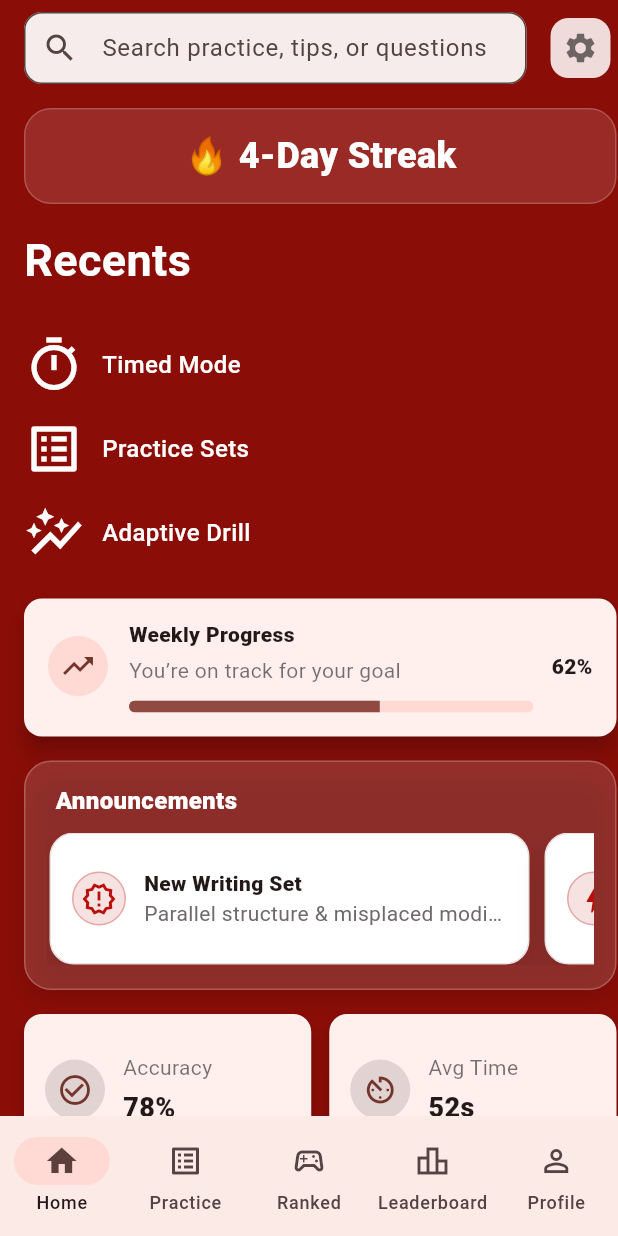
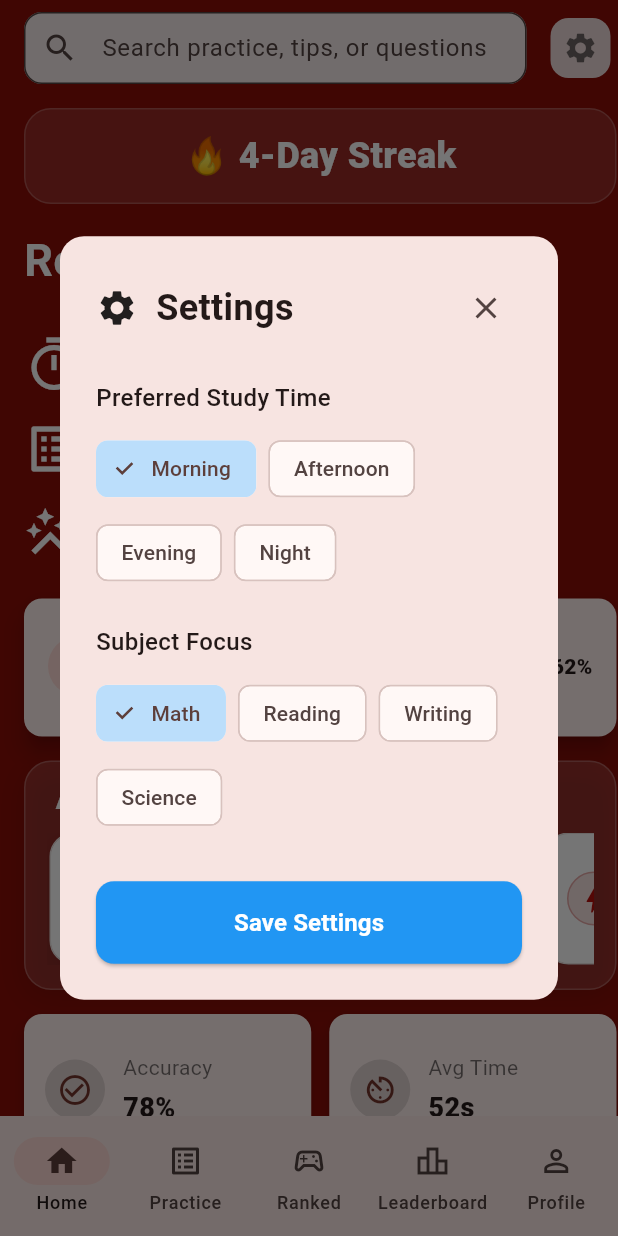
Before and after one commit to JohnJamison/Saphire_SAT_Practice, a Flutter app: the screen it shows once a user with an empty profile is signed in, after a tap on the "settings" icon, on a phone screen of 412 x 824 dp. Run offline on Flutter 3.47's test engine with Material 3 defaults, Android fonts, the phone set to English and light mode, and no system bars; our stand-ins replace cloud_firestore, firebase_auth, firebase_core, google_sign_in; accounts and stored records are empty.

Commit message:
settings feature

```diff
--- a/lib/screens/dashboard_home_page.dart
+++ b/lib/screens/dashboard_home_page.dart
@@ -9,8 +9,156 @@ import '../widgets/progress_card.dart';
 import '../widgets/stats_grid.dart';
 import '../models/announcement.dart';
 
-class DashboardHomePage extends StatelessWidget {
+class DashboardHomePage extends StatefulWidget {
   const DashboardHomePage({super.key});
+
+  @override
+  State<DashboardHomePage> createState() => _DashboardHomePageState();
+}
+
+class _DashboardHomePageState extends State<DashboardHomePage> {
+  String _selectedTimeOfDay = 'Morning';
+  String _selectedSubject = 'Math';
+
+  void _showSettingsDialog() {
+    showDialog(
+      context: context,
+      builder: (BuildContext context) {
+        return StatefulBuilder(
+          builder: (context, setState) {
+            return Dialog(
+              shape: RoundedRectangleBorder(
+                borderRadius: BorderRadius.circular(16),
+              ),
+              child: Container(
+                padding: const EdgeInsets.all(24),
+                constraints: const BoxConstraints(maxWidth: 400),
+                child: Column(
+                  mainAxisSize: MainAxisSize.min,
+                  crossAxisAlignment: CrossAxisAlignment.stretch,
+                  children: [
+                    // Header
+                    Row(
+                      children: [
+                        const Icon(Icons.settings, size: 28),
+                        const SizedBox(width: 12),
+                        const Text(
+                          'Settings',
+                          style: TextStyle(
+                            fontSize: 24,
+                            fontWeight: FontWeight.w600,
+                          ),
+                        ),
+                        const Spacer(),
+                        IconButton(
+                          onPressed: () => Navigator.pop(context),
+                          icon: const Icon(Icons.close),
+                          style: IconButton.styleFrom(
+                            shape: const CircleBorder(),
+                          ),
+                        ),
+                      ],
+                    ),
+                    const SizedBox(height: 24),
+
+                    // Time of Day Section
+                    const Text(
+                      'Preferred Study Time',
+                      style: TextStyle(
+                        fontSize: 16,
+                        fontWeight: FontWeight.w500,
+                      ),
+                    ),
+                    const SizedBox(height: 12),
+                    Wrap(
+                      spacing: 8,
+                      runSpacing: 8,
+                      children: ['Morning', 'Afternoon', 'Evening', 'Night']
+                          .map((time) => ChoiceChip(
+                                label: Text(time),
+                                selected: _selectedTimeOfDay == time,
+                                onSelected: (selected) {
+                                  setState(() {
+                                    _selectedTimeOfDay = time;
+                                  });
+                                  this.setState(() {});
+                                },
+                                selectedColor: Colors.blue.shade100,
+                                shape: RoundedRectangleBorder(
+                                  borderRadius: BorderRadius.circular(8),
+                                ),
+                              ))
+                          .toList(),
+                    ),
+                    const SizedBox(height: 24),
+
+                    // Subject Focus Section
+                    const Text(
+                      'Subject Focus',
+                      style: TextStyle(
+                        fontSize: 16,
+                        fontWeight: FontWeight.w500,
+                      ),
+                    ),
+                    const SizedBox(height: 12),
+                    Wrap(
+                      spacing: 8,
+                      runSpacing: 8,
+                      children: ['Math', 'Reading', 'Writing', 'Science']
+                          .map((subject) => ChoiceChip(
+                                label: Text(subject),
+                                selected: _selectedSubject == subject,
+                                onSelected: (selected) {
+                                  setState(() {
+                                    _selectedSubject = subject;
+                                  });
+                                  this.setState(() {});
+                                },
+                                selectedColor: Colors.blue.shade100,
+                                shape: RoundedRectangleBorder(
+                                  borderRadius: BorderRadius.circular(8),
+                                ),
+                              ))
+                          .toList(),
+                    ),
+                    const SizedBox(height: 32),
+
+                    // Save Button
+                    ElevatedButton(
+                      onPressed: () {
+                        Navigator.pop(context);
+                        ScaffoldMessenger.of(context).showSnackBar(
+                          const SnackBar(
+                            content: Text('Settings saved!'),
+                            duration: Duration(seconds: 2),
+                          ),
+                        );
+                      },
+                      style: ElevatedButton.styleFrom(
+                        backgroundColor: Colors.blue,
+                        foregroundColor: Colors.white,
+                        padding: const EdgeInsets.symmetric(vertical: 16),
+                        shape: RoundedRectangleBorder(
+                          borderRadius: BorderRadius.circular(12),
+                        ),
+                      ),
+                      child: const Text(
+                        'Save Settings',
+                        style: TextStyle(
+                          fontSize: 16,
+                          fontWeight: FontWeight.w600,
+                        ),
+                      ),
+                    ),
+                  ],
+                ),
+              ),
+            );
+          },
+        );
+      },
+    );
+  }
 
   @override
   Widget build(BuildContext context) {
@@ -72,7 +220,7 @@ class DashboardHomePage extends StatelessWidget {
                   // Right-side settings button
                   IconButton(
                     tooltip: 'Settings',
-                    onPressed: () {},
+                    onPressed: _showSettingsDialog,
                     icon: const Icon(Icons.settings, color: Colors.black54),
                     style: IconButton.styleFrom(
                       backgroundColor: Colors.white.withOpacity(.85),
@@ -104,7 +252,7 @@ class DashboardHomePage extends StatelessWidget {
               // ---------------- PROGRESS ----------------
               const ProgressCard(
                 title: 'Weekly Progress',
-                subtitle: 'You’re on track for your goal',
+                subtitle: "You're on track for your goal",
                 progress: 0.62,
                 trailingLabel: '62%',
               ),
```
